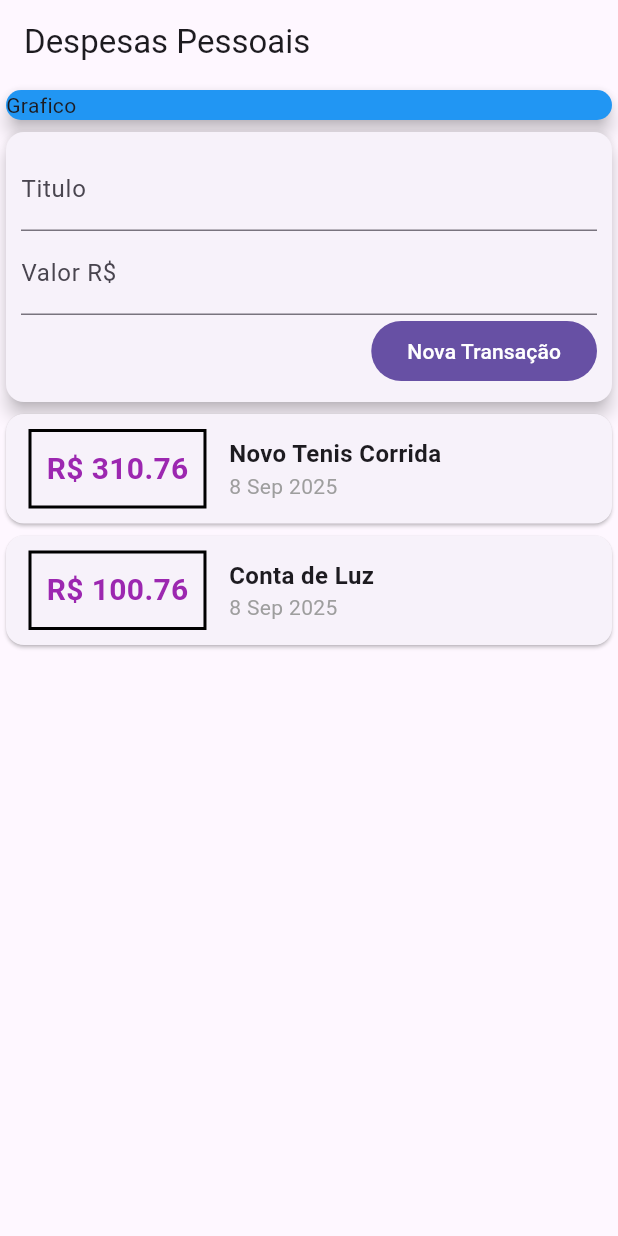
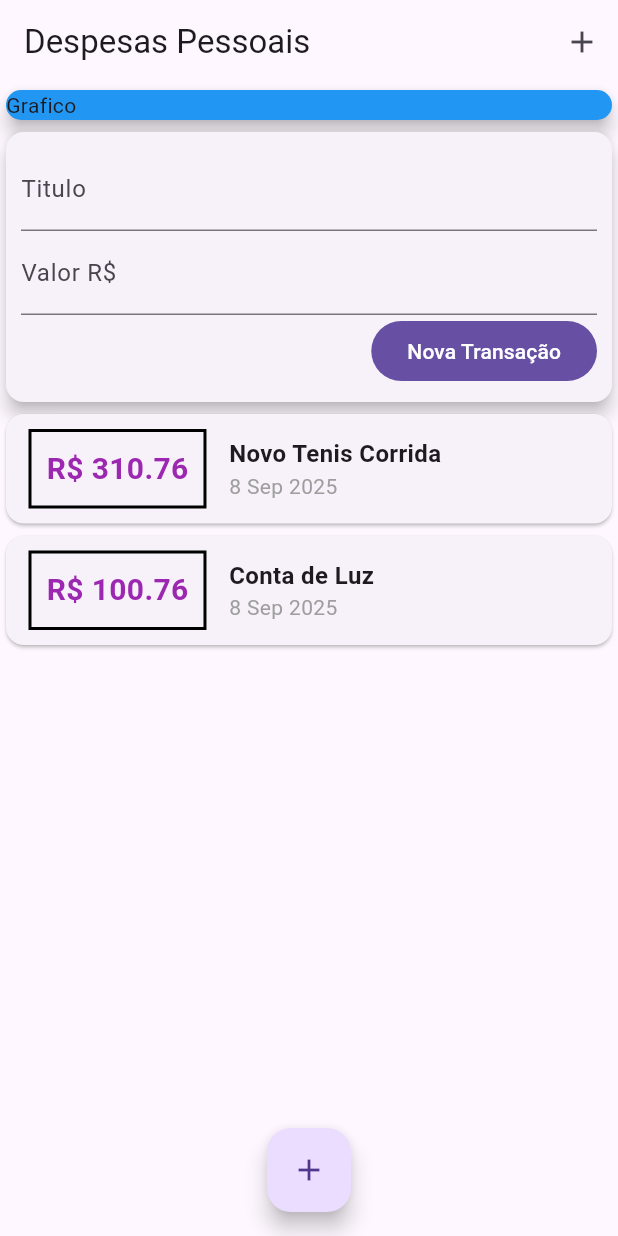
Before and after one commit to hayltonssantos/expensesApp, a Flutter app: the screen it shows after launch, on a phone screen of 412 x 824 dp. Run offline on Flutter 3.47's test engine with Material 3 defaults, Android fonts, the phone set to English and light mode, and no system bars.

Commit message:
108 - adc botao para o modal

```diff
--- a/lib/main.dart
+++ b/lib/main.dart
@@ -27,6 +27,12 @@ class MyHomePage extends StatelessWidget {
     return Scaffold(
       appBar: AppBar(
         title: Text('Despesas Pessoais'),
+        actions: <Widget>[
+          IconButton(
+            icon: Icon(Icons.add),
+            onPressed: () {},
+          )
+        ]
       ),
       body: SingleChildScrollView(
         child: Column(
@@ -43,7 +49,12 @@ class MyHomePage extends StatelessWidget {
             TransactionUser()
           ],
         ),
-      )
+      ),
+      floatingActionButton: FloatingActionButton(
+        child: Icon(Icons.add),
+        onPressed: (){}
+      ),
+      floatingActionButtonLocation: FloatingActionButtonLocation.centerFloat,
     );
   }
 }
```
